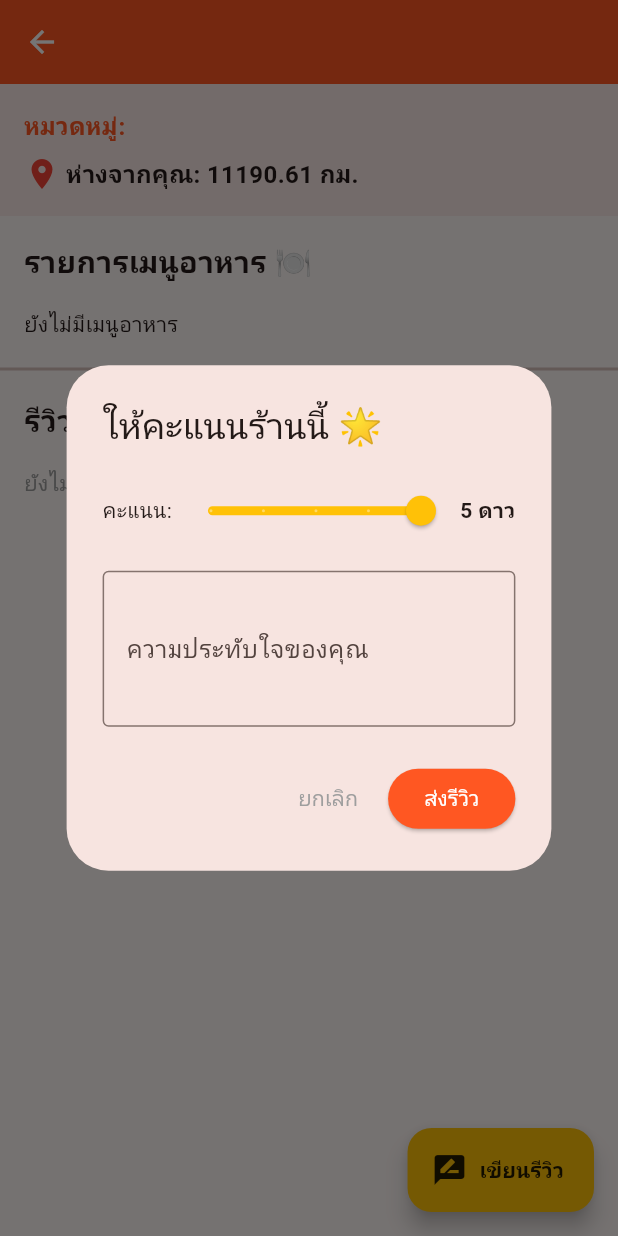
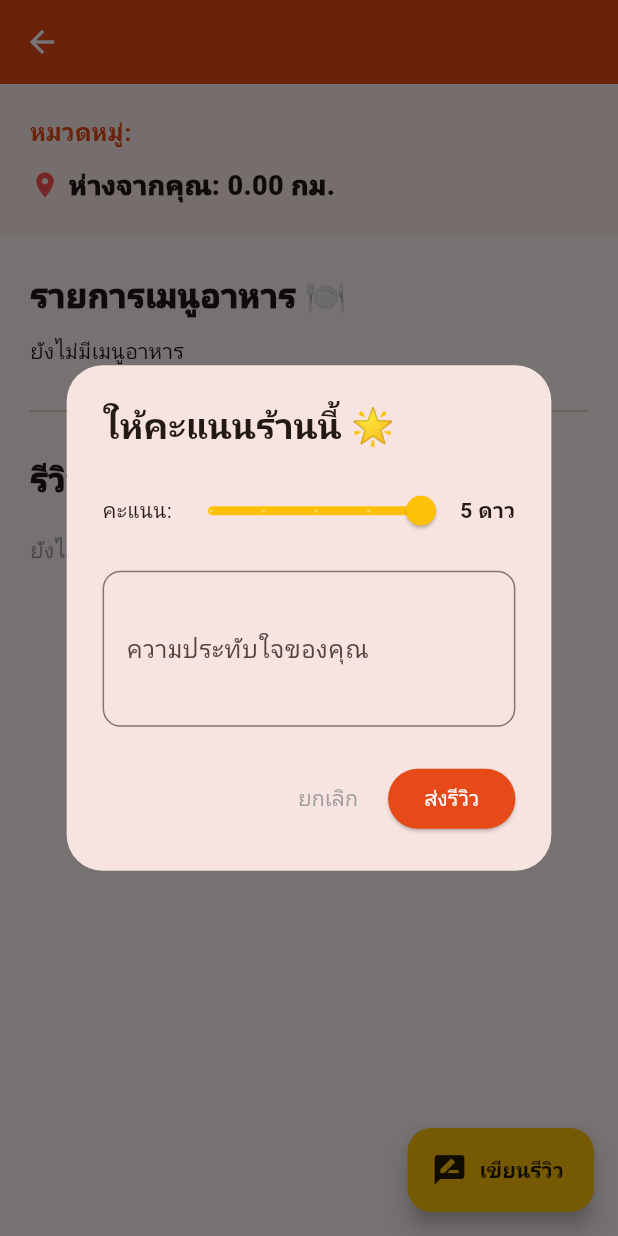
Before and after one commit to phutawanku-cmd/Application, a Flutter app: the RestaurantDetailScreen screen opened directly with empty values, after a tap on "เขียนรีวิว", on a phone screen of 412 x 824 dp. Run offline on Flutter 3.47's test engine with Material 3 defaults, Android fonts, the phone set to English and light mode, and no system bars; our stand-ins replace cloud_firestore, firebase_auth, firebase_core, geolocator; accounts and stored records are empty.

Commit message:
Refactor RestaurantDetailScreen and DatabaseService: remove unused distance calculation function and clean up imports

```diff
--- a/smart_restaurant/lib/screens/restaurant_detail_screen.dart
+++ b/smart_restaurant/lib/screens/restaurant_detail_screen.dart
@@ -1,7 +1,6 @@
 import 'package:flutter/material.dart';
 import 'package:firebase_auth/firebase_auth.dart';
 import 'package:cloud_firestore/cloud_firestore.dart';
-import 'dart:math' as math;
 import '../models/restaurant.dart';
 import '../services/database_service.dart';
 import 'all_reviews_screen.dart';
@@ -19,18 +18,11 @@ class _RestaurantDetailScreenState extends State<RestaurantDetailScreen> {
   final DatabaseService _dbService = DatabaseService();
   final User? currentUser = FirebaseAuth.instance.currentUser;
 
-  double _calculateDistance(double lat1, double lon1, double lat2, double lon2) {
-    const double p = 0.017453292519943295;
-    final double a = 0.5 -
-        math.cos((lat2 - lat1) * p) / 2 +
-        math.cos(lat1 * p) * math.cos(lat2 * p) * (1 - math.cos((lon2 - lon1) * p)) / 2;
-    return 12742 * math.asin(math.sqrt(a));
-  }
+  // 🚩 [ลบฟังก์ชัน _calculateDistance ทิ้ง] เพราะเราจะใช้ค่าที่คำนวณมาจากหน้าแรกแล้ว
 
-  // 🛠️ ฟังก์ชันเปิดกล่องสำหรับเขียนรีวิว
   void _showReviewDialog() {
     final TextEditingController commentController = TextEditingController();
-    double currentRating = 5.0; // คะแนนเริ่มต้น
+    double currentRating = 5.0;
 
     showDialog(
       context: context,
@@ -38,25 +30,22 @@ class _RestaurantDetailScreenState extends State<RestaurantDetailScreen> {
         return StatefulBuilder(
           builder: (context, setStateDialog) {
             return AlertDialog(
-              title: const Text('ให้คะแนนร้านนี้ 🌟'),
+              shape: RoundedRectangleBorder(borderRadius: BorderRadius.circular(24)),
+              title: const Text('ให้คะแนนร้านนี้ 🌟', style: TextStyle(fontWeight: FontWeight.bold)),
               content: Column(
                 mainAxisSize: MainAxisSize.min,
                 children: [
-
                   Row(
                     mainAxisAlignment: MainAxisAlignment.spaceBetween,
                     children: [
                       const Text('คะแนน:'),
                       Slider(
                         value: currentRating,
-                        min: 1.0,
-                        max: 5.0,
-                        divisions: 4, // แบ่ง 5 ระดับ (1, 2, 3, 4, 5)
+                        min: 1.0, max: 5.0,
+                        divisions: 4,
                         activeColor: Colors.amber,
-                        label: currentRating.toString(),
-                        onChanged: (value) {
-                          setStateDialog(() => currentRating = value);
-                        },
+                        label: currentRating.toInt().toString(),
+                        onChanged: (value) => setStateDialog(() => currentRating = value),
                       ),
                       Text('${currentRating.toInt()} ดาว', style: const TextStyle(fontWeight: FontWeight.bold)),
                     ],
@@ -65,27 +54,20 @@ class _RestaurantDetailScreenState extends State<RestaurantDetailScreen> {
                   TextField(
                     controller: commentController,
                     maxLines: 3,
-                    decoration: const InputDecoration(
+                    decoration: InputDecoration(
                       labelText: 'ความประทับใจของคุณ',
                       hintText: 'พิมพ์รีวิวที่นี่...',
-                      border: OutlineInputBorder(),
+                      border: OutlineInputBorder(borderRadius: BorderRadius.circular(12)),
                     ),
                   ),
                 ],
               ),
               actions: [
-                TextButton(
-                  onPressed: () => Navigator.pop(dialogContext),
-                  child: const Text('ยกเลิก', style: TextStyle(color: Colors.grey)),
-                ),
+                TextButton(onPressed: () => Navigator.pop(dialogContext), child: const Text('ยกเลิก', style: TextStyle(color: Colors.grey))),
                 ElevatedButton(
-                  style: ElevatedButton.styleFrom(backgroundColor: Colors.deepOrange, foregroundColor: Colors.white),
+                  style: ElevatedButton.styleFrom(backgroundColor: const Color(0xFFE64A19), foregroundColor: Colors.white),
                   onPressed: () async {
-                    if (commentController.text.trim().isEmpty) {
-                      ScaffoldMessenger.of(context).showSnackBar(const SnackBar(content: Text('กรุณาพิมพ์ข้อความรีวิวก่อนครับ!')));
-                      return;
-                    }
-
+                    if (commentController.text.trim().isEmpty) return;
                     if (currentUser != null) {
                       await _dbService.addReview(
                         widget.restaurant.id,
@@ -95,12 +77,7 @@ class _RestaurantDetailScreenState extends State<RestaurantDetailScreen> {
                         commentController.text.trim(),
                       );
                     }
-
                     if (mounted) Navigator.pop(dialogContext);
-
-                    if (mounted) {
-                      ScaffoldMessenger.of(context).showSnackBar(const SnackBar(content: Text('ส่งรีวิวเรียบร้อย ขอบคุณครับ!'), backgroundColor: Colors.green));
-                    }
                   },
                   child: const Text('ส่งรีวิว'),
                 ),
@@ -114,34 +91,41 @@ class _RestaurantDetailScreenState extends State<RestaurantDetailScreen> {
 
   @override
   Widget build(BuildContext context) {
-    const double myLat = 13.0823;
-    const double myLng = 100.9265;
-    double distance = _calculateDistance(myLat, myLng, widget.restaurant.lat, widget.restaurant.lng);
+    // 🚩 [ลบพิกัด myLat, myLng หลอกๆ ออก]
+    // และดึงค่าระยะทางมาจาก Object restaurant ที่หน้าแรกส่งมาให้
+    double? displayDistance = widget.restaurant.distance;
 
     return Scaffold(
       appBar: AppBar(
         title: Text(widget.restaurant.name),
-        backgroundColor: Colors.deepOrange,
+        backgroundColor: const Color(0xFFE64A19),
         foregroundColor: Colors.white,
       ),
       body: SingleChildScrollView(
         child: Column(
           crossAxisAlignment: CrossAxisAlignment.start,
           children: [
+            // ส่วนแสดงข้อมูลเบื้องต้น
             Container(
               width: double.infinity,
-              color: Colors.deepOrange[50],
-              padding: const EdgeInsets.all(16),
+              color: const Color(0xFFE64A19).withOpacity(0.05),
+              padding: const EdgeInsets.all(20),
               child: Column(
                 crossAxisAlignment: CrossAxisAlignment.start,
                 children: [
-                  Text('หมวดหมู่: ${widget.restaurant.category}', style: const TextStyle(fontSize: 16, color: Colors.deepOrange, fontWeight: FontWeight.bold)),
-                  const SizedBox(height: 8),
+                  Text('หมวดหมู่: ${widget.restaurant.category}', style: const TextStyle(fontSize: 16, color: Color(0xFFE64A19), fontWeight: FontWeight.bold)),
+                  const SizedBox(height: 10),
                   Row(
                     children: [
-                      const Icon(Icons.location_on, color: Colors.red),
-                      const SizedBox(width: 4),
-                      Text('ห่างจากคุณ: ${distance.toStringAsFixed(2)} กม.', style: const TextStyle(fontSize: 16, fontWeight: FontWeight.bold)),
+                      const Icon(Icons.location_on, color: Colors.redAccent, size: 20),
+                      const SizedBox(width: 6),
+                      // 🚩 แสดงระยะทางที่ส่งมาจากหน้าแรก (เชื่อถือได้ 100%)
+                      Text(
+                        displayDistance != null
+                          ? 'ห่างจากคุณ: ${displayDistance.toStringAsFixed(2)} กม.'
+                          : 'กำลังคำนวณระยะทาง...',
+                        style: const TextStyle(fontSize: 18, fontWeight: FontWeight.w900)
+                      ),
                     ],
                   ),
                 ],
@@ -149,52 +133,43 @@ class _RestaurantDetailScreenState extends State<RestaurantDetailScreen> {
             ),
 
             const Padding(
-              padding: EdgeInsets.all(16.0),
-              child: Text('รายการเมนูอาหาร 🍽️', style: TextStyle(fontSize: 20, fontWeight: FontWeight.bold)),
+              padding: EdgeInsets.fromLTRB(20, 24, 20, 10),
+              child: Text('รายการเมนูอาหาร 🍽️', style: TextStyle(fontSize: 22, fontWeight: FontWeight.w900)),
             ),
+
             widget.restaurant.menus.isEmpty
-                ? const Padding(padding: EdgeInsets.symmetric(horizontal: 16.0), child: Text('ยังไม่มีเมนูอาหาร'))
+              ? const Padding(padding: EdgeInsets.symmetric(horizontal: 20), child: Text('ยังไม่มีเมนูอาหาร'))
               : ListView.builder(
                   shrinkWrap: true,
-                    physics: const NeverScrollableScrollPhysics(), // 🚩 ปิดการไถจอของตัวมันเอง
+                  physics: const NeverScrollableScrollPhysics(),
                   itemCount: widget.restaurant.menus.length,
                   itemBuilder: (context, index) {
                     final menu = widget.restaurant.menus[index];
                     return ListTile(
-                        leading: CircleAvatar(backgroundColor: Colors.grey[200], child: Text('${index + 1}')),
-                        title: Text(menu['name'] ?? ''),
-                        trailing: Text('${menu['price'] ?? 0} บาท', style: const TextStyle(fontSize: 16, color: Colors.green, fontWeight: FontWeight.bold)),
+                      contentPadding: const EdgeInsets.symmetric(horizontal: 20),
+                      leading: CircleAvatar(backgroundColor: Colors.grey[100], child: Text('${index + 1}', style: const TextStyle(color: Colors.black87))),
+                      title: Text(menu['name'] ?? '', style: const TextStyle(fontWeight: FontWeight.bold)),
+                      trailing: Text('${menu['price'] ?? 0} บาท', style: const TextStyle(fontSize: 16, color: Colors.green, fontWeight: FontWeight.w900)),
                     );
                   },
                 ),
 
-            const Divider(thickness: 2, height: 40),
+            const Divider(thickness: 1, height: 60, indent: 20, endIndent: 20),
 
-            // ส่วนแสดงรีวิวและเรตติ้ง (Real-time Stream) ---
+            // ส่วนแสดงรีวิว
             const Padding(
-              padding: EdgeInsets.symmetric(horizontal: 16.0),
-              child: Text('รีวิวจากผู้ใช้งาน 🌟', style: TextStyle(fontSize: 20, fontWeight: FontWeight.bold)),
+              padding: EdgeInsets.symmetric(horizontal: 20),
+              child: Text('รีวิวจากผู้ใช้งาน 🌟', style: TextStyle(fontSize: 22, fontWeight: FontWeight.w900)),
             ),
 
-            // 📡 ท่อต่อตรงเข้า Database เพื่อดึงข้อมูล Sub-collection 'reviews'
             StreamBuilder<QuerySnapshot>(
               stream: _dbService.getReviews(widget.restaurant.id, limit: 3),
               builder: (context, snapshot) {
-                // สถานะ: เกิดข้อผิดพลาด
-                if (snapshot.hasError) return const Center(child: Text('❌ เกิดข้อผิดพลาดในการโหลดรีวิว'));
-
-                // สถานะ: กำลังโหลดข้อมูล
                 if (snapshot.connectionState == ConnectionState.waiting) return const Center(child: CircularProgressIndicator());
-
-                // สถานะ: ไม่มีรีวิวเลย
                 if (!snapshot.hasData || snapshot.data!.docs.isEmpty) {
-                  return const Padding(
-                    padding: EdgeInsets.all(16.0),
-                    child: Text('ยังไม่มีรีวิวสำหรับร้านนี้ เป็นคนแรกที่รีวิวเลยสิ!', style: TextStyle(color: Colors.grey)),
-                  );
+                  return const Padding(padding: EdgeInsets.all(20), child: Text('ยังไม่มีรีวิวสำหรับร้านนี้', style: TextStyle(color: Colors.grey)));
                 }
 
-                // สถานะ: มีข้อมูลรีวิว (สร้างเป็น Column เพื่อมัดรวม ListView กับปุ่ม "ดูรีวิวทั้งหมด" ไว้ด้วยกัน)
                 return Column(
                   children: [
                     ListView.builder(
@@ -202,62 +177,43 @@ class _RestaurantDetailScreenState extends State<RestaurantDetailScreen> {
                       physics: const NeverScrollableScrollPhysics(),
                       itemCount: snapshot.data!.docs.length,
                       itemBuilder: (context, index) {
-                        var reviewDoc = snapshot.data!.docs[index];
-                        var data = reviewDoc.data() as Map<String, dynamic>;
-
-                        return Card(
-                          margin: const EdgeInsets.symmetric(horizontal: 16.0, vertical: 8.0),
-                          color: Colors.white,
-                          elevation: 2,
-                          child: ListTile(
-                            leading: const CircleAvatar(backgroundColor: Colors.amber, child: Icon(Icons.person, color: Colors.white)),
-                            title: Row(
+                        var data = snapshot.data!.docs[index].data() as Map<String, dynamic>;
+                        return Container(
+                          margin: const EdgeInsets.fromLTRB(20, 8, 20, 8),
+                          padding: const EdgeInsets.all(16),
+                          decoration: BoxDecoration(color: Colors.white, borderRadius: BorderRadius.circular(20), boxShadow: [BoxShadow(color: Colors.black.withOpacity(0.02), blurRadius: 10)]),
+                          child: Column(
+                            crossAxisAlignment: CrossAxisAlignment.start,
+                            children: [
+                              Row(
                                 mainAxisAlignment: MainAxisAlignment.spaceBetween,
                                 children: [
-                                Expanded(child: Text(data['userEmail'] ?? 'Unknown', overflow: TextOverflow.ellipsis, style: const TextStyle(fontWeight: FontWeight.bold))),
-                                Row(
-                                  children: [
-                                    Text('${data['rating']}', style: const TextStyle(fontWeight: FontWeight.bold, fontSize: 16)),
-                                    const Icon(Icons.star, color: Colors.amber, size: 20),
+                                  Text(data['userEmail'] ?? 'User', style: const TextStyle(fontWeight: FontWeight.bold)),
+                                  Row(children: [Text('${data['rating']}', style: const TextStyle(fontWeight: FontWeight.w900)), const Icon(Icons.star, color: Colors.amber, size: 16)]),
                                 ],
                               ),
+                              const SizedBox(height: 8),
+                              Text(data['comment'] ?? '', style: const TextStyle(color: Colors.black87)),
                             ],
-                            ),
-                            subtitle: Padding(
-                              padding: const EdgeInsets.only(top: 8.0),
-                              child: Text(data['comment'] ?? '', style: const TextStyle(fontSize: 15, color: Colors.black87)),
-                            ),
                           ),
                         );
                       },
                     ),
-
-                    // 🚪 ปุ่มทะลุไปหน้า "รีวิวทั้งหมด"
                     TextButton.icon(
                       onPressed: () {
-                        // 🚀 นำทางไปหน้า AllReviewsScreen พร้อมส่ง ID และชื่อร้านตามไปด้วย
-                        Navigator.push(
-                          context,
-                          MaterialPageRoute(
-                            builder: (context) => AllReviewsScreen(
-                              restaurantId: widget.restaurant.id,
-                              restaurantName: widget.restaurant.name,
-                            ),
-                          ),
-                        );
+                        Navigator.push(context, MaterialPageRoute(builder: (context) => AllReviewsScreen(restaurantId: widget.restaurant.id, restaurantName: widget.restaurant.name)));
                       },
-                      icon: const Icon(Icons.forum, color: Colors.deepOrange),
-                      label: const Text('ดูรีวิวทั้งหมด', style: TextStyle(color: Colors.deepOrange, fontWeight: FontWeight.bold, fontSize: 16)),
+                      icon: const Icon(Icons.forum_outlined, color: Color(0xFFE64A19)),
+                      label: const Text('ดูรีวิวทั้งหมด', style: TextStyle(color: Color(0xFFE64A19), fontWeight: FontWeight.bold)),
                     ),
                   ],
                 );
               },
             ),
-            const SizedBox(height: 80), // เว้นที่ว่างด้านล่างกันปุ่มลอย (FAB) บังเนื้อหา
+            const SizedBox(height: 100),
           ],
         ),
       ),
-      // 🌟 ปุ่มลอยสำหรับกดเขียนรีวิว
       floatingActionButton: FloatingActionButton.extended(
         onPressed: _showReviewDialog,
         backgroundColor: Colors.amber,
--- a/smart_restaurant/lib/services/database_service.dart
+++ b/smart_restaurant/lib/services/database_service.dart
@@ -1,4 +1,4 @@
-import 'dart:io'; // 🚩 1. นำเข้าเครื่องมือจัดการไฟล์ภาพ
+// 🚩 1. นำเข้าเครื่องมือจัดการไฟล์ภาพ
 import 'package:cloud_firestore/cloud_firestore.dart';
 import '../models/restaurant.dart';
 
```
Lines whose indentation alone changed are shown as unchanged.
